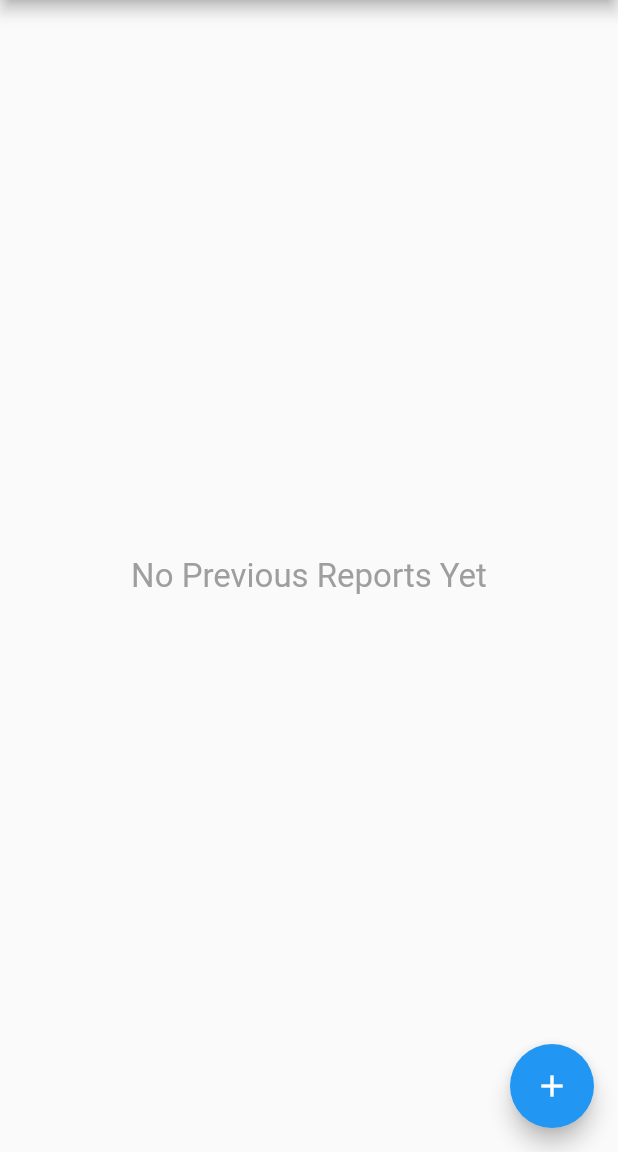
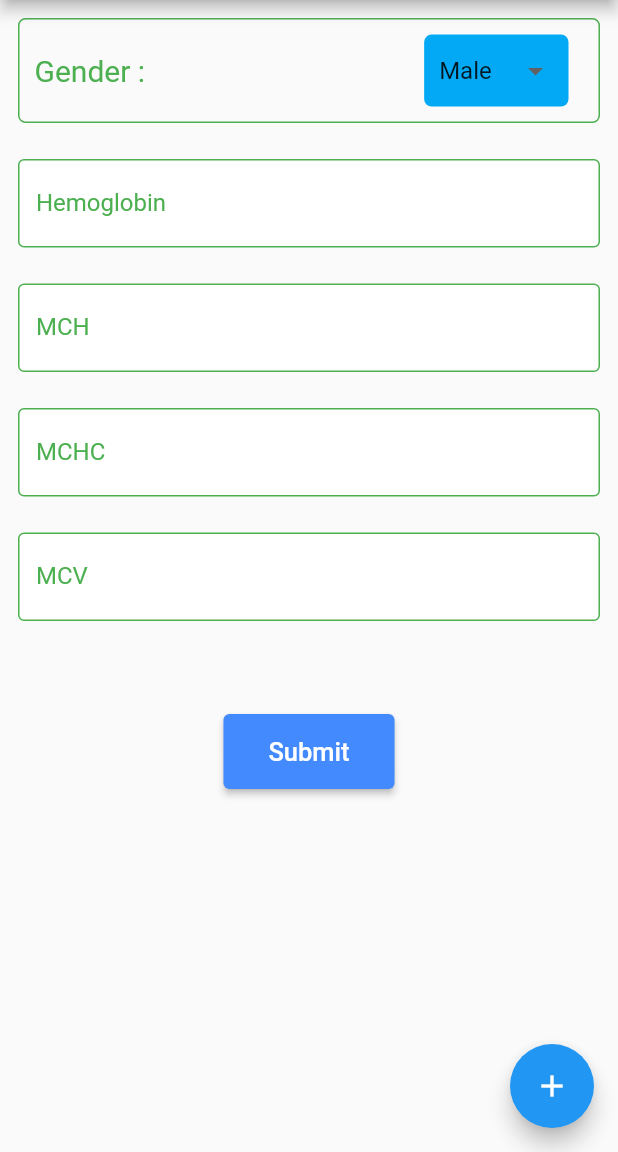
Before and after one commit to SEM6-MiniProject/Disease-app, a Flutter app: the screen it shows after launch, on a phone screen of 412 x 824 dp, the part 84-1236 px from its top. Run offline on Flutter 3.47's test engine with Material 2 defaults, Android fonts, the phone set to English and light mode, and no system bars; our stand-ins replace fluttertoast, image_picker.

Commit message:
Input prediction

```diff
--- a/lib/Model/prediction.dart
+++ b/lib/Model/prediction.dart
@@ -1,22 +1,38 @@
 class PredictionModel {
   final String hasAnemia;
-  final String para1;
-  final String para2;
-  final String para3;
+  final String hemoglobin;
+  final String gender;
+  final String MCH;
+  final String MCHC;
+  final String MCV;
 
   PredictionModel({
     required this.hasAnemia,
-    required this.para1,
-    required this.para2,
-    required this.para3,
+    required this.hemoglobin,
+    required this.gender,
+    required this.MCH,
+    required this.MCHC,
+    required this.MCV,
   });
 
   factory PredictionModel.fromJson(Map<String, dynamic> json) {
     return PredictionModel(
-      hasAnemia: json['hasAnemia'],
-      para1: json['para1'] ?? "0",
-      para2: json['para2'] ?? "0",
-      para3: json['para3'] ?? "0",
+      hasAnemia: json['hasAnemia'] ?? "0.5",
+      gender: json['gender'] == 1 ? "Male" : "Female",
+      hemoglobin: json['Hemoglobin'] ?? "0",
+      MCH: json['MCH'] ?? "0",
+      MCHC: json['MCHC'] ?? "0",
+      MCV: json['MCV'] ?? "0",
     );
   }
+
+  Map<String, String> toJson(){
+    return {
+      "Hemoglobin": hemoglobin,
+      "MCH": MCH,
+      "MCHC": MCHC,
+      "MCV": MCV,
+      "Gender":gender =="Male"? "1":"0"
+    };
+  }
 }
--- a/lib/Pages/home.dart
+++ b/lib/Pages/home.dart
@@ -1,8 +1,8 @@
 // ignore_for_file: prefer_const_constructors
-
-import 'package:diseaseapp/Pages/prediction.dart';
 import 'package:diseaseapp/Pages/uploadImage.dart';
 import 'package:flutter/material.dart';
+
+import 'input.dart';
 
 class HomePage extends StatefulWidget {
   const HomePage({super.key});
@@ -29,27 +29,7 @@ class _HomePageState extends State<HomePage> {
         },
         child: const Icon(Icons.add),
       ),
-      body: prevReports.isEmpty
-          ? noPrevReports()
-          : Column(
-              mainAxisAlignment: MainAxisAlignment.center,
-              crossAxisAlignment: CrossAxisAlignment.center,
-              children: [
-                Text("There are reports"),
-              ],
-            ),
-    );
-  }
-
-  Center noPrevReports() {
-    return Center(
-      child: Text(
-        "No Previous Reports Yet",
-        style: TextStyle(
-          color: Colors.grey,
-          fontSize: 22,
-        ),
-      ),
+      body: InputPage(),
     );
   }
 }
--- /dev/null
+++ b/lib/Pages/input.dart
@@ -0,0 +1,152 @@
+import 'package:diseaseapp/Model/prediction.dart';
+import 'package:diseaseapp/Pages/inputprediction.dart';
+import 'package:flutter/material.dart';
+
+class InputPage extends StatefulWidget {
+  const InputPage({super.key});
+
+  @override
+  State<InputPage> createState() => _InputPageState();
+}
+
+class _InputPageState extends State<InputPage> {
+  late int _gendercontroller;
+  late TextEditingController _hemocontroller;
+  late TextEditingController _mchcontroller;
+  late TextEditingController _mchccontroller;
+  late TextEditingController _mcvcontroller;
+
+  @override
+  void initState() {
+    super.initState();
+    _gendercontroller = 0;
+    _hemocontroller = TextEditingController();
+    _mchcontroller = TextEditingController();
+    _mchccontroller = TextEditingController();
+    _mcvcontroller = TextEditingController();
+  }
+
+  @override
+  void dispose() {
+    _hemocontroller.dispose();
+    _mchcontroller.dispose();
+    _mchccontroller.dispose();
+    _mcvcontroller.dispose();
+    super.dispose();
+  }
+
+  @override
+  Widget build(BuildContext context) {
+    return Scaffold(
+      body: SingleChildScrollView(
+        child: Column(
+          children: [
+            Container(
+              margin: EdgeInsets.all(12),
+              padding: const EdgeInsets.symmetric(horizontal: 10),
+              decoration: BoxDecoration(
+                border: Border.all(color: Colors.green),
+                borderRadius: BorderRadius.circular(5),
+              ),
+              child: Row(
+                mainAxisAlignment: MainAxisAlignment.spaceBetween,
+                children: [
+                  Text(
+                    "Gender : ",
+                    style: TextStyle(fontSize: 20, color: Colors.green),
+                  ),
+                  Container(
+                    margin: EdgeInsets.all(10),
+                    padding: EdgeInsets.symmetric(horizontal: 10),
+                    decoration: BoxDecoration(
+                      borderRadius: BorderRadius.circular(5),
+                      color: Colors.lightBlue,
+                    ),
+                    child: DropdownButtonHideUnderline(
+                      child: DropdownButton<int>(
+                        value: _gendercontroller,
+                        items: [
+                          DropdownMenuItem(
+                            child: Text(
+                              "Male",
+                            ),
+                            value: 0,
+                          ),
+                          DropdownMenuItem(
+                            child: Text("Female"),
+                            value: 1,
+                          ),
+                        ],
+                        onChanged: (val) {
+                          setState(() {
+                            _gendercontroller = val!;
+                          });
+                          print(val);
+                        },
+                      ),
+                    ),
+                  ),
+                ],
+              ),
+            ),
+            myTextField(_hemocontroller, 'Hemoglobin'),
+            myTextField(_mchcontroller, 'MCH'),
+            myTextField(_mchccontroller, 'MCHC'),
+            myTextField(_mcvcontroller, 'MCV'),
+            SizedBox(height: 50),
+            ElevatedButton(
+              style: ButtonStyle(
+                padding: MaterialStateProperty.all(
+                    const EdgeInsets.symmetric(horizontal: 30, vertical: 15)),
+                backgroundColor: MaterialStateProperty.all(Colors.blueAccent),
+              ),
+              onPressed: () {
+                Navigator.push(
+                    context,
+                    MaterialPageRoute(
+                        builder: (context) => InputPredictionPage(
+                              inputs: PredictionModel(
+                                MCH: _mchccontroller.text,
+                                MCHC: _mchccontroller.text,
+                                MCV: _mcvcontroller.text,
+                                hemoglobin: _hemocontroller.text,
+                                gender:
+                                    _gendercontroller == 1 ? "Male" : "Female",
+                                hasAnemia: "0.5",
+                              ),
+                            )));
+              },
+              child: const Text('Submit', style: TextStyle(fontSize: 17)),
+            ),
+          ],
+        ),
+      ),
+    );
+  }
+
+  Widget myTextField(TextEditingController controller, String hint,
+      {bool done = false}) {
+    return Padding(
+      padding: const EdgeInsets.all(12.0),
+      child: TextFormField(
+        textInputAction: done ? TextInputAction.done : TextInputAction.next,
+        controller: controller,
+        decoration: InputDecoration(
+          focusedBorder: OutlineInputBorder(
+              borderSide: const BorderSide(
+                color: Colors.grey,
+              ),
+              borderRadius: BorderRadius.circular(4)),
+          enabledBorder: OutlineInputBorder(
+              borderSide: BorderSide(
+            color: Colors.green,
+          )),
+          filled: true,
+          fillColor: Colors.white,
+          labelText: hint,
+          labelStyle: const TextStyle(color: Colors.green),
+        ),
+      ),
+    );
+  }
+}
--- a/lib/Pages/prediction.dart
+++ b/lib/Pages/prediction.dart
@@ -8,6 +8,7 @@ import 'package:http_parser/http_parser.dart';
 
 class PredictionPage extends StatefulWidget {
   final File imageFile;
+
   const PredictionPage({
     super.key,
     required this.imageFile,
@@ -20,7 +21,8 @@ class PredictionPage extends StatefulWidget {
 class _PredictionPageState extends State<PredictionPage> {
   Future<PredictionModel> getPrediction() async {
     print("Getting Prediction");
-    final url = Uri.parse("https://animea-prediction.onrender.com/predict_file");
+    final url =
+        Uri.parse("https://animea-prediction.onrender.com/predict_file");
     final req = http.MultipartRequest(
       'POST',
       url,
@@ -43,7 +45,13 @@ class _PredictionPageState extends State<PredictionPage> {
       print("Failed");
     }
     return PredictionModel(
-        hasAnemia: "50", para1: "30", para2: "20", para3: "10");
+      hasAnemia: "50",
+      hemoglobin: "30",
+      MCH: "20",
+      MCHC: "10",
+      gender: "Male",
+      MCV: "20",
+    );
     // return await Future.delayed(const Duration(seconds: 5), () {
     // });
   }
@@ -87,12 +95,28 @@ class _PredictionPageState extends State<PredictionPage> {
           height: 20,
         ),
         Text(
-          "Has Anemia: ${pred.hasAnemia} %",
+          "Has Anemia: ${pred.hasAnemia}",
           style: const TextStyle(fontSize: 20, fontWeight: FontWeight.bold),
         ),
-        Text("Para 1: ${pred.para1}"),
-        Text("Para 2: ${pred.para2}"),
-        Text("Para 3: ${pred.para3}"),
+        SizedBox(
+          height: 20,
+        ),
+        Text(
+          "Hemoglobin: ${pred.hemoglobin}",
+          style: TextStyle(fontSize: 20),
+        ),
+        Text(
+          "MCH: ${pred.MCH}",
+          style: TextStyle(fontSize: 20),
+        ),
+        Text(
+          "MCHC: ${pred.MCHC}",
+          style: TextStyle(fontSize: 20),
+        ),
+        Text(
+          "MCV: ${pred.MCV}",
+          style: TextStyle(fontSize: 20),
+        ),
       ],
     );
   }
```
Also changed, not shown: lib/Backend/db.dart (deleted, +0 -93 lines), lib/Pages/inputprediction.dart (added, +119 -0 lines).
